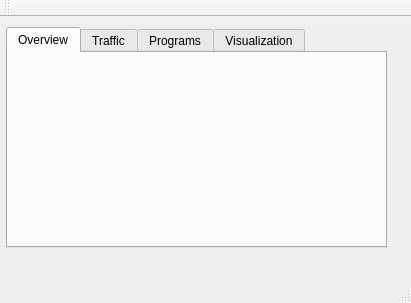
Before: the Qt Designer form overview.ui in achow101/NetPriv, drawn with Qt 5.
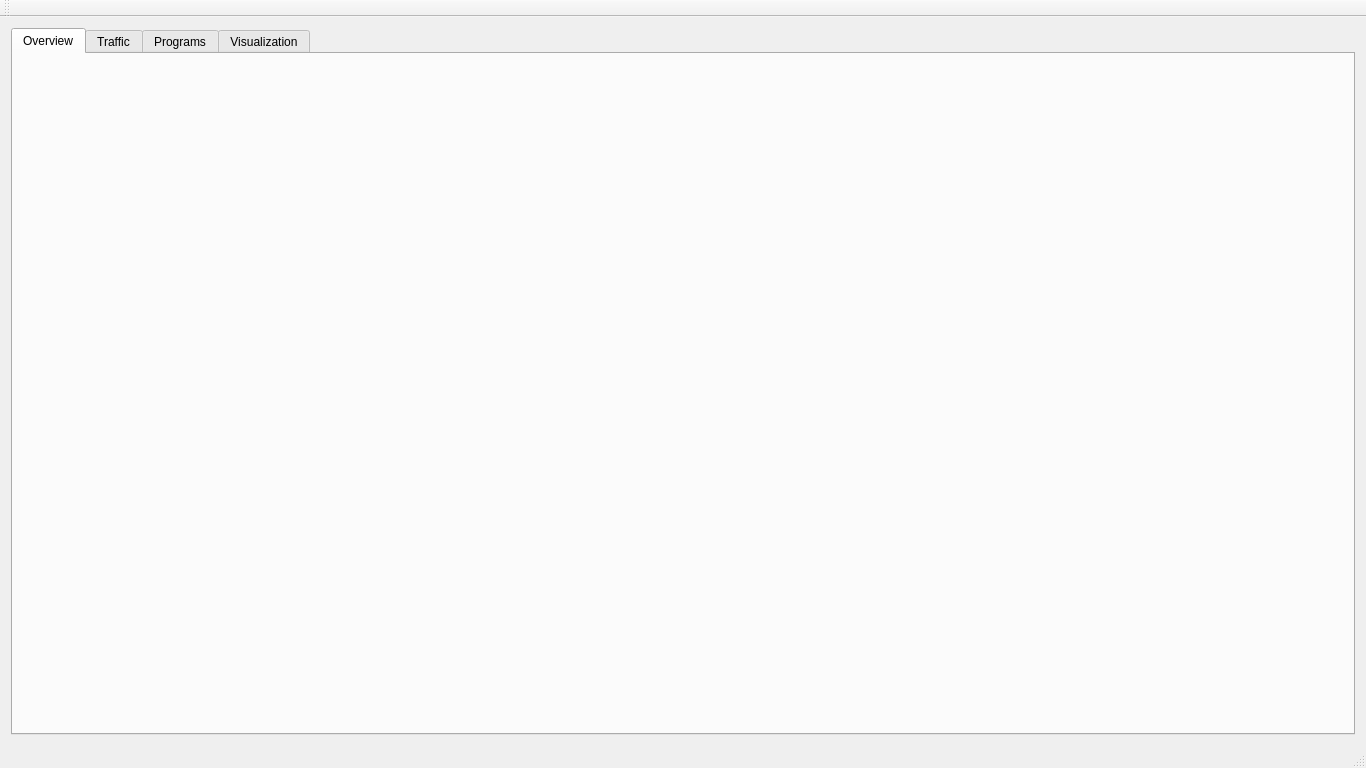
After: the same form once the commit is applied.

```diff
--- a/overview.ui
+++ b/overview.ui
@@ -6,22 +6,40 @@
    <rect>
     <x>0</x>
     <y>0</y>
-    <width>411</width>
-    <height>303</height>
+    <width>1366</width>
+    <height>768</height>
    </rect>
   </property>
+  <property name="sizePolicy">
+   <sizepolicy hsizetype="Fixed" vsizetype="Fixed">
+    <horstretch>0</horstretch>
+    <verstretch>0</verstretch>
+   </sizepolicy>
+  </property>
+  <property name="minimumSize">
+   <size>
+    <width>1366</width>
+    <height>768</height>
+   </size>
+  </property>
+  <property name="maximumSize">
+   <size>
+    <width>1366</width>
+    <height>768</height>
+   </size>
+  </property>
   <property name="windowTitle">
    <string>Overview</string>
   </property>
   <widget class="QWidget" name="centralWidget">
+   <layout class="QHBoxLayout" name="horizontalLayout">
+    <item>
    <widget class="QTabWidget" name="tabWidget">
-    <property name="geometry">
-     <rect>
-      <x>6</x>
-      <y>10</y>
-      <width>381</width>
-      <height>221</height>
-     </rect>
+      <property name="tabPosition">
+       <enum>QTabWidget::North</enum>
+      </property>
+      <property name="tabShape">
+       <enum>QTabWidget::Rounded</enum>
     </property>
     <property name="currentIndex">
      <number>0</number>
@@ -47,6 +65,8 @@
      </attribute>
     </widget>
    </widget>
+    </item>
+   </layout>
   </widget>
   <widget class="QMenuBar" name="menuBar">
    <property name="geometry">
```
Left out of the diff: 4 changed lines with no effect on the pictures. Lines whose indentation alone changed are shown as unchanged.
